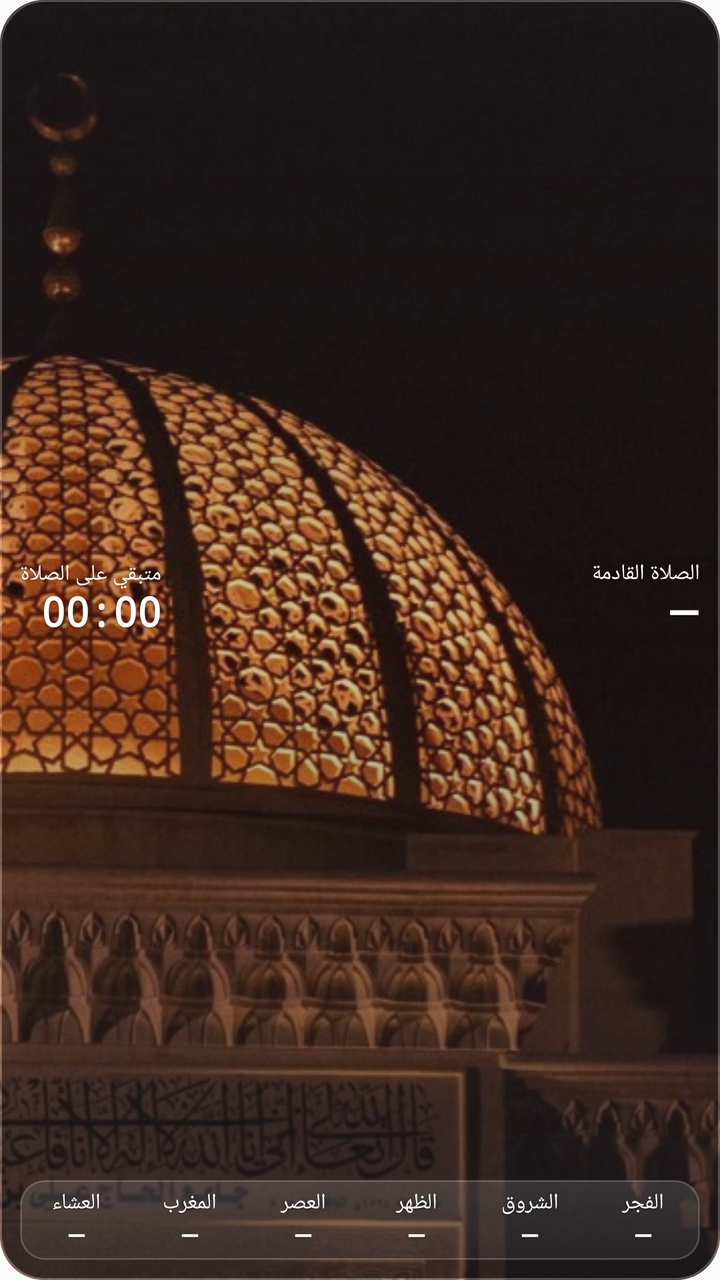
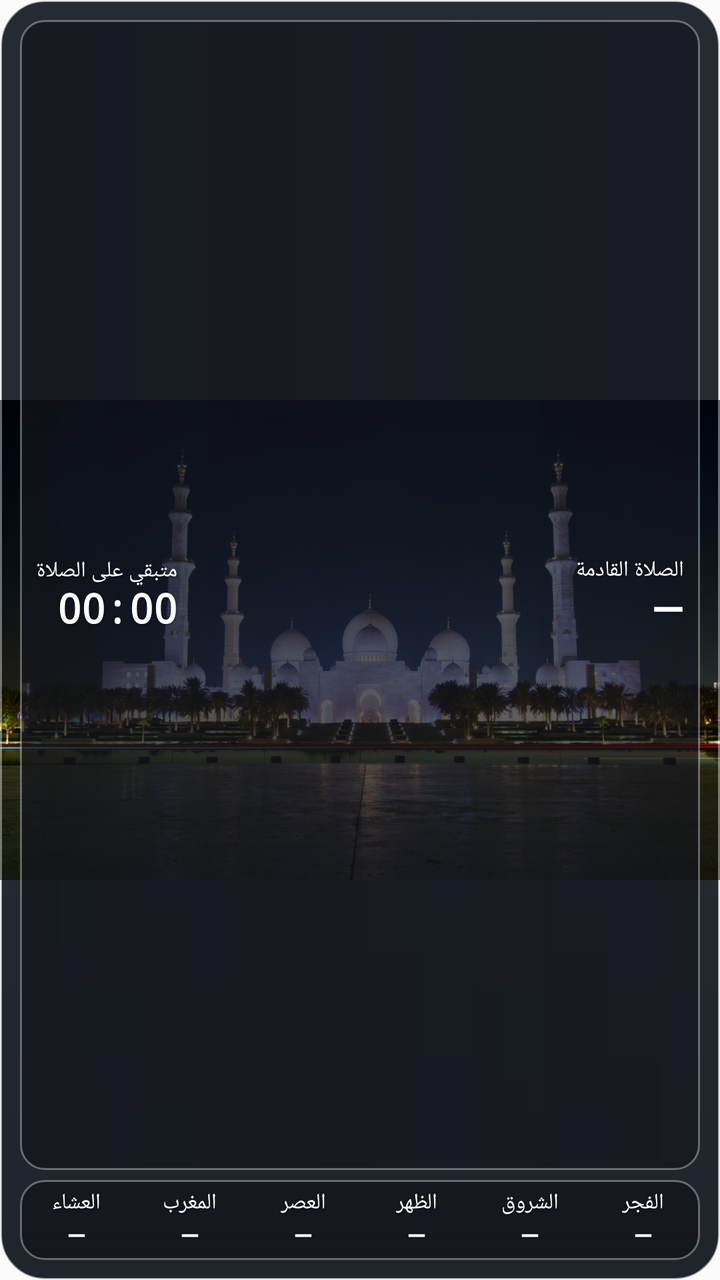

Before-and-after screenshots of an Android layout around one commit, followed by the original layout XML and the change that was made.
<!-- AndroidManifest.xml: application theme android:Theme.Material.Light.NoActionBar -->
<!-- res/layout/prayer_widget.xml -->
<FrameLayout xmlns:android="http://schemas.android.com/apk/res/android" android:id="@+id/widget_root" android:layout_width="match_parent" android:layout_height="match_parent" android:layoutDirection="rtl" android:background="@drawable/widget_background" android:clipToOutline="true">
<ImageView android:id="@+id/widget_scenery" android:layout_width="match_parent" android:layout_height="match_parent" android:src="@drawable/widget_mosque_night" android:scaleType="centerCrop" android:contentDescription="@null" android:importantForAccessibility="no" />
<ImageView android:id="@+id/widget_overlay" android:layout_width="match_parent" android:layout_height="match_parent" android:src="@drawable/widget_overlay_night" android:scaleType="fitXY" android:contentDescription="@null" android:importantForAccessibility="no" />
<LinearLayout android:id="@+id/widget_card" android:layout_width="match_parent" android:layout_height="match_parent" android:layout_gravity="top" android:orientation="vertical" android:padding="10dp">

<LinearLayout android:layout_width="match_parent" android:layout_height="0dp" android:minHeight="0dp" android:orientation="horizontal" android:gravity="center_vertical" android:paddingBottom="2dp" android:layout_weight="1">
<LinearLayout android:layout_width="0dp" android:layout_weight="1" android:layout_height="wrap_content" android:orientation="vertical" android:gravity="start|center_vertical">
<TextView android:id="@+id/widget_next_label" android:layout_width="match_parent" android:layout_height="wrap_content" android:text="الصلاة القادمة" android:textColor="#FFFFFF" android:textSize="11sp" android:fontFamily="sans-serif-medium" android:maxLines="1" android:shadowColor="#80000000" android:shadowDx="0" android:shadowDy="1" android:shadowRadius="2" android:includeFontPadding="false" />
<TextView android:id="@+id/widget_next" android:layout_width="match_parent" android:layout_height="wrap_content" android:text="—" android:textColor="#FFFFFF" android:textSize="21sp" android:fontFamily="sans-serif" android:textStyle="bold" android:maxLines="1" android:ellipsize="end" android:shadowColor="#80000000" android:shadowDx="0" android:shadowDy="1" android:shadowRadius="2" android:includeFontPadding="false" />
</LinearLayout>
<LinearLayout android:id="@+id/widget_countdown_row" android:layout_width="wrap_content" android:layout_height="wrap_content" android:orientation="vertical" android:gravity="start" android:paddingTop="0dp" android:paddingBottom="0dp" android:layout_marginTop="0dp"><TextView android:id="@+id/widget_countdown_label" android:layout_width="wrap_content" android:layout_height="wrap_content" android:text="متبقي على الصلاة" android:textColor="#FFFFFF" android:textSize="11sp" android:fontFamily="sans-serif-medium" android:shadowColor="#80000000" android:shadowDx="0" android:shadowDy="1" android:shadowRadius="2" android:includeFontPadding="false" /><Chronometer android:id="@+id/widget_countdown" android:layout_width="wrap_content" android:layout_height="wrap_content" android:textColor="#FFFFFF" android:textSize="20sp" android:textStyle="bold" android:fontFamily="monospace" android:textDirection="ltr" android:countDown="true" android:shadowColor="#80000000" android:shadowDx="0" android:shadowDy="1" android:shadowRadius="2" android:includeFontPadding="false" /></LinearLayout>

</LinearLayout>
<LinearLayout android:layout_width="match_parent" android:layout_height="40dp" android:orientation="horizontal" android:background="@drawable/widget_glass_strip">
<LinearLayout android:id="@+id/widget_cell_fajr" android:paddingTop="4dp" android:paddingBottom="4dp" android:layout_width="0dp" android:layout_weight="1" android:layout_height="wrap_content" android:orientation="vertical" android:gravity="center"><TextView android:id="@+id/widget_label_fajr" android:layout_width="wrap_content" android:layout_height="wrap_content" android:text="الفجر" android:textColor="#FFFFFF" android:textSize="11sp" android:fontFamily="sans-serif-medium" android:shadowColor="#80000000" android:shadowDx="0" android:shadowDy="1" android:shadowRadius="2" android:includeFontPadding="false" /><TextView android:id="@+id/widget_fajr" android:layout_width="wrap_content" android:layout_height="wrap_content" android:text="—" android:textColor="#FFFFFF" android:textSize="12sp" android:textStyle="bold" android:paddingTop="2dp" android:textDirection="ltr" android:shadowColor="#80000000" android:shadowDx="0" android:shadowDy="1" android:shadowRadius="2" android:includeFontPadding="false" /></LinearLayout>
<LinearLayout android:id="@+id/widget_cell_sunrise" android:paddingTop="4dp" android:paddingBottom="4dp" android:layout_width="0dp" android:layout_weight="1" android:layout_height="wrap_content" android:orientation="vertical" android:gravity="center"><TextView android:id="@+id/widget_label_sunrise" android:layout_width="wrap_content" android:layout_height="wrap_content" android:text="الشروق" android:textColor="#FFFFFF" android:textSize="11sp" android:fontFamily="sans-serif-medium" android:shadowColor="#80000000" android:shadowDx="0" android:shadowDy="1" android:shadowRadius="2" android:includeFontPadding="false" /><TextView android:id="@+id/widget_sunrise" android:layout_width="wrap_content" android:layout_height="wrap_content" android:text="—" android:textColor="#FFFFFF" android:textSize="12sp" android:textStyle="bold" android:paddingTop="2dp" android:textDirection="ltr" android:shadowColor="#80000000" android:shadowDx="0" android:shadowDy="1" android:shadowRadius="2" android:includeFontPadding="false" /></LinearLayout>
<LinearLayout android:id="@+id/widget_cell_dhuhr" android:paddingTop="4dp" android:paddingBottom="4dp" android:layout_width="0dp" android:layout_weight="1" android:layout_height="wrap_content" android:orientation="vertical" android:gravity="center"><TextView android:id="@+id/widget_label_dhuhr" android:layout_width="wrap_content" android:layout_height="wrap_content" android:text="الظهر" android:textColor="#FFFFFF" android:textSize="11sp" android:fontFamily="sans-serif-medium" android:shadowColor="#80000000" android:shadowDx="0" android:shadowDy="1" android:shadowRadius="2" android:includeFontPadding="false" /><TextView android:id="@+id/widget_dhuhr" android:layout_width="wrap_content" android:layout_height="wrap_content" android:text="—" android:textColor="#FFFFFF" android:textSize="12sp" android:textStyle="bold" android:paddingTop="2dp" android:textDirection="ltr" android:shadowColor="#80000000" android:shadowDx="0" android:shadowDy="1" android:shadowRadius="2" android:includeFontPadding="false" /></LinearLayout>
<LinearLayout android:id="@+id/widget_cell_asr" android:paddingTop="4dp" android:paddingBottom="4dp" android:layout_width="0dp" android:layout_weight="1" android:layout_height="wrap_content" android:orientation="vertical" android:gravity="center"><TextView android:id="@+id/widget_label_asr" android:layout_width="wrap_content" android:layout_height="wrap_content" android:text="العصر" android:textColor="#FFFFFF" android:textSize="11sp" android:fontFamily="sans-serif-medium" android:shadowColor="#80000000" android:shadowDx="0" android:shadowDy="1" android:shadowRadius="2" android:includeFontPadding="false" /><TextView android:id="@+id/widget_asr" android:layout_width="wrap_content" android:layout_height="wrap_content" android:text="—" android:textColor="#FFFFFF" android:textSize="12sp" android:textStyle="bold" android:paddingTop="2dp" android:textDirection="ltr" android:shadowColor="#80000000" android:shadowDx="0" android:shadowDy="1" android:shadowRadius="2" android:includeFontPadding="false" /></LinearLayout>
<LinearLayout android:id="@+id/widget_cell_maghrib" android:paddingTop="4dp" android:paddingBottom="4dp" android:layout_width="0dp" android:layout_weight="1" android:layout_height="wrap_content" android:orientation="vertical" android:gravity="center"><TextView android:id="@+id/widget_label_maghrib" android:layout_width="wrap_content" android:layout_height="wrap_content" android:text="المغرب" android:textColor="#FFFFFF" android:textSize="11sp" android:fontFamily="sans-serif-medium" android:shadowColor="#80000000" android:shadowDx="0" android:shadowDy="1" android:shadowRadius="2" android:includeFontPadding="false" /><TextView android:id="@+id/widget_maghrib" android:layout_width="wrap_content" android:layout_height="wrap_content" android:text="—" android:textColor="#FFFFFF" android:textSize="12sp" android:textStyle="bold" android:paddingTop="2dp" android:textDirection="ltr" android:shadowColor="#80000000" android:shadowDx="0" android:shadowDy="1" android:shadowRadius="2" android:includeFontPadding="false" /></LinearLayout>
<LinearLayout android:id="@+id/widget_cell_isha" android:paddingTop="4dp" android:paddingBottom="4dp" android:layout_width="0dp" android:layout_weight="1" android:layout_height="wrap_content" android:orientation="vertical" android:gravity="center"><TextView android:id="@+id/widget_label_isha" android:layout_width="wrap_content" android:layout_height="wrap_content" android:text="العشاء" android:textColor="#FFFFFF" android:textSize="11sp" android:fontFamily="sans-serif-medium" android:shadowColor="#80000000" android:shadowDx="0" android:shadowDy="1" android:shadowRadius="2" android:includeFontPadding="false" /><TextView android:id="@+id/widget_isha" android:layout_width="wrap_content" android:layout_height="wrap_content" android:text="—" android:textColor="#FFFFFF" android:textSize="12sp" android:textStyle="bold" android:paddingTop="2dp" android:textDirection="ltr" android:shadowColor="#80000000" android:shadowDx="0" android:shadowDy="1" android:shadowRadius="2" android:includeFontPadding="false" /></LinearLayout>
</LinearLayout></LinearLayout></FrameLayout>
<!-- resources referenced by this layout -->
<resources>
  <!-- drawable widget_background (drawable) -->
  <shape xmlns:android="http://schemas.android.com/apk/res/android"><solid android:color="#252A33"/><corners android:radius="22dp"/><stroke android:width="1dp" android:color="#4DFFFFFF"/></shape>
  <!-- drawable widget_glass_strip (drawable) -->
  <shape xmlns:android="http://schemas.android.com/apk/res/android"><gradient android:angle="270" android:startColor="#1FFFFFFF" android:endColor="#0DFFFFFF"/><corners android:radius="12dp"/><stroke android:width="1dp" android:color="#30FFFFFF"/></shape>
  <!-- drawable widget_mosque_night: webp bitmap (drawable-nodpi, 153876 bytes) -->
  <!-- drawable widget_overlay_night (drawable) -->
  <shape xmlns:android="http://schemas.android.com/apk/res/android"><gradient android:angle="270" android:startColor="#66252A33" android:centerColor="#33252A33" android:endColor="#A6191D24"/><corners android:radius="22dp"/><stroke android:width="1dp" android:color="#40FFFFFF"/></shape>
</resources>

<!-- the commit's change to res/layout/prayer_widget.xml (unified diff, before → after) -->
@@ -1,9 +1,9 @@
 <FrameLayout xmlns:android="http://schemas.android.com/apk/res/android" android:id="@+id/widget_root" android:layout_width="match_parent" android:layout_height="match_parent" android:layoutDirection="rtl" android:background="@drawable/widget_background" android:clipToOutline="true">
-<ImageView android:id="@+id/widget_scenery" android:layout_width="match_parent" android:layout_height="match_parent" android:src="@drawable/widget_mosque_night" android:scaleType="centerCrop" android:contentDescription="@null" android:importantForAccessibility="no" />
+<ImageView android:id="@+id/widget_scenery" android:layout_width="match_parent" android:layout_height="match_parent" android:src="@drawable/widget_mosque_night" android:scaleType="fitCenter" android:contentDescription="@null" android:importantForAccessibility="no" />
 <ImageView android:id="@+id/widget_overlay" android:layout_width="match_parent" android:layout_height="match_parent" android:src="@drawable/widget_overlay_night" android:scaleType="fitXY" android:contentDescription="@null" android:importantForAccessibility="no" />
 <LinearLayout android:id="@+id/widget_card" android:layout_width="match_parent" android:layout_height="match_parent" android:layout_gravity="top" android:orientation="vertical" android:padding="10dp">
 
-<LinearLayout android:layout_width="match_parent" android:layout_height="0dp" android:minHeight="0dp" android:orientation="horizontal" android:gravity="center_vertical" android:paddingBottom="2dp" android:layout_weight="1">
+<LinearLayout android:layout_width="match_parent" android:layout_height="0dp" android:minHeight="0dp" android:orientation="horizontal" android:gravity="center_vertical" android:background="@drawable/widget_glass_header" android:padding="8dp" android:layout_marginBottom="5dp" android:layout_weight="1">
 <LinearLayout android:layout_width="0dp" android:layout_weight="1" android:layout_height="wrap_content" android:orientation="vertical" android:gravity="start|center_vertical">
 <TextView android:id="@+id/widget_next_label" android:layout_width="match_parent" android:layout_height="wrap_content" android:text="الصلاة القادمة" android:textColor="#FFFFFF" android:textSize="11sp" android:fontFamily="sans-serif-medium" android:maxLines="1" android:shadowColor="#80000000" android:shadowDx="0" android:shadowDy="1" android:shadowRadius="2" android:includeFontPadding="false" />
 <TextView android:id="@+id/widget_next" android:layout_width="match_parent" android:layout_height="wrap_content" android:text="—" android:textColor="#FFFFFF" android:textSize="21sp" android:fontFamily="sans-serif" android:textStyle="bold" android:maxLines="1" android:ellipsize="end" android:shadowColor="#80000000" android:shadowDx="0" android:shadowDy="1" android:shadowRadius="2" android:includeFontPadding="false" />
<!-- resource entries referenced after the edit -->
@@ -2,10 +2,12 @@
 <resources>
   <!-- drawable widget_background (drawable) -->
   <shape xmlns:android="http://schemas.android.com/apk/res/android"><solid android:color="#252A33"/><corners android:radius="22dp"/><stroke android:width="1dp" android:color="#4DFFFFFF"/></shape>
+  <!-- drawable widget_glass_header (drawable) -->
+  <shape xmlns:android="http://schemas.android.com/apk/res/android"><gradient android:angle="0" android:startColor="#C012141B" android:endColor="#A612141B"/><corners android:radius="12dp"/><stroke android:width="1dp" android:color="#55FFFFFF"/></shape>
   <!-- drawable widget_glass_strip (drawable) -->
-  <shape xmlns:android="http://schemas.android.com/apk/res/android"><gradient android:angle="270" android:startColor="#1FFFFFFF" android:endColor="#0DFFFFFF"/><corners android:radius="12dp"/><stroke android:width="1dp" android:color="#30FFFFFF"/></shape>
-  <!-- drawable widget_mosque_night: webp bitmap (drawable-nodpi, 153876 bytes) -->
+  <shape xmlns:android="http://schemas.android.com/apk/res/android"><gradient android:angle="270" android:startColor="#C012141B" android:endColor="#D912141B"/><corners android:radius="12dp"/><stroke android:width="1dp" android:color="#55FFFFFF"/></shape>
+  <!-- drawable widget_mosque_night: jpg bitmap (drawable-nodpi, 72286 bytes) -->
   <!-- drawable widget_overlay_night (drawable) -->
-  <shape xmlns:android="http://schemas.android.com/apk/res/android"><gradient android:angle="270" android:startColor="#66252A33" android:centerColor="#33252A33" android:endColor="#A6191D24"/><corners android:radius="22dp"/><stroke android:width="1dp" android:color="#40FFFFFF"/></shape>
+  <shape xmlns:android="http://schemas.android.com/apk/res/android"><gradient android:angle="270" android:startColor="#00000000" android:centerColor="#00000000" android:endColor="#24000000"/><corners android:radius="22dp"/><stroke android:width="1dp" android:color="#66FFFFFF"/></shape>
 </resources>
 
